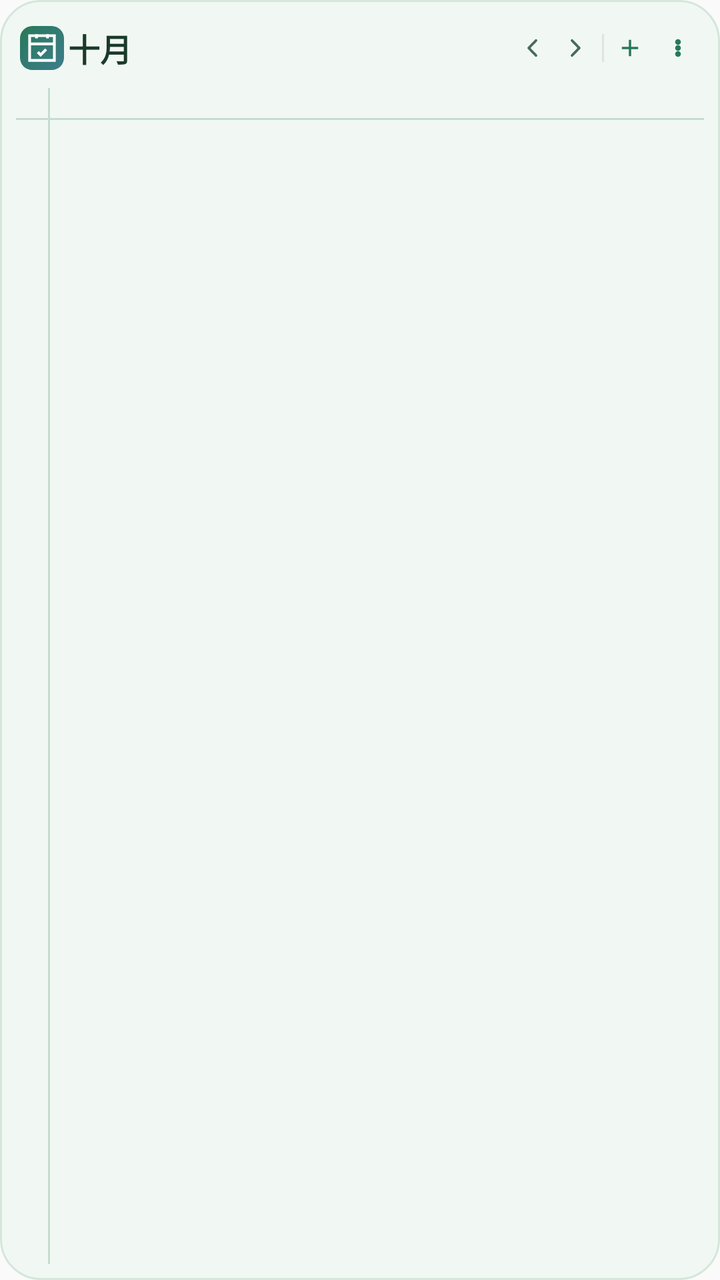
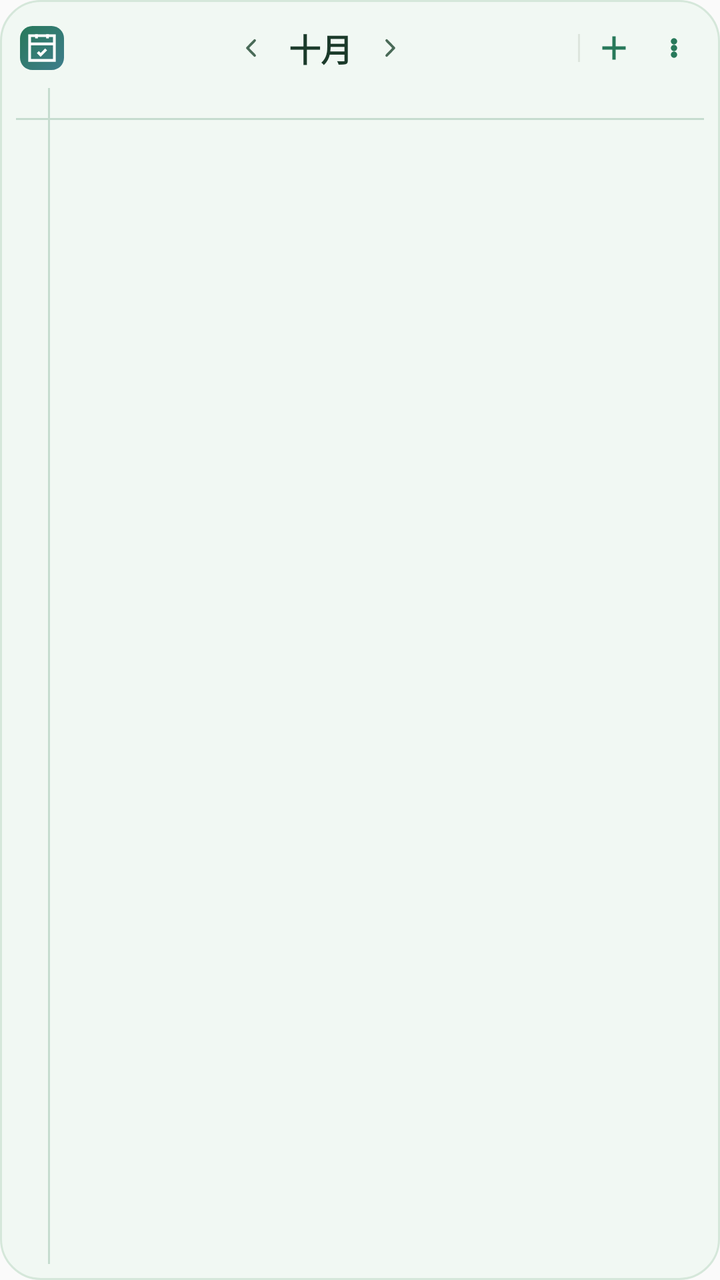

Two renders of the same Android screen: before a commit and after it. Below are the layout's source before the change and the commit's diff.
<!-- AndroidManifest.xml: application theme AppTheme -->
<!-- res/layout/widget_schedule.xml -->
<?xml version="1.0" encoding="utf-8"?>
<LinearLayout xmlns:android="http://schemas.android.com/apk/res/android"
    android:id="@+id/widget_root"
    android:layout_width="match_parent"
    android:layout_height="match_parent"
    android:background="@drawable/widget_bg"
    android:orientation="vertical"
    android:padding="8dp">

    
    <LinearLayout
        android:layout_width="match_parent"
        android:layout_height="32dp"
        android:gravity="center_vertical"
        android:orientation="horizontal">

        <ImageView
            android:id="@+id/iv_logo"
            android:layout_width="26dp"
            android:layout_height="26dp"
            android:contentDescription="回到今天"
            android:padding="2dp"
            android:src="@drawable/ic_widget_logo" />

        
        <LinearLayout
            android:layout_width="0dp"
            android:layout_height="match_parent"
            android:layout_weight="1"
            android:gravity="center_vertical"
            android:orientation="horizontal">

            <TextView
                android:id="@+id/tv_month"
                android:layout_width="0dp"
                android:layout_height="wrap_content"
                android:layout_weight="1"
                android:gravity="start|center_vertical"
                android:text="十月"
                android:textColor="#1B3A2A"
                android:textSize="16sp"
                android:textStyle="bold" />

            <ImageView
                android:id="@+id/btn_prev_month"
                android:layout_width="22dp"
                android:layout_height="22dp"
                android:contentDescription="上一周"
                android:padding="4dp"
                android:src="@drawable/ic_chevron_left" />

            <ImageView
                android:id="@+id/btn_next_month"
                android:layout_width="22dp"
                android:layout_height="22dp"
                android:contentDescription="下一周"
                android:padding="4dp"
                android:src="@drawable/ic_chevron_right" />
        </LinearLayout>

        <TextView
            android:layout_width="1dp"
            android:layout_height="14dp"
            android:layout_marginLeft="2dp"
            android:layout_marginRight="2dp"
            android:background="#DDE5DD"
            android:text="" />

        <ImageView
            android:id="@+id/btn_add"
            android:layout_width="22dp"
            android:layout_height="22dp"
            android:contentDescription="新建任务"
            android:padding="4dp"
            android:src="@drawable/ic_plus" />

        <ImageView
            android:id="@+id/btn_settings"
            android:layout_width="26dp"
            android:layout_height="26dp"
            android:contentDescription="小组件设置"
            android:padding="4dp"
            android:src="@drawable/ic_more" />
    </LinearLayout>

    
    <LinearLayout
        android:id="@+id/date_strip"
        android:layout_width="match_parent"
        android:layout_height="wrap_content"
        android:layout_marginTop="2dp"
        android:orientation="horizontal" />

    
    <LinearLayout
        android:id="@+id/habit_rows"
        android:layout_width="match_parent"
        android:layout_height="wrap_content"
        android:layout_marginTop="3dp"
        android:background="#E7F3EA"
        android:orientation="vertical"
        android:padding="2dp"
        android:visibility="gone" />

    
    <LinearLayout
        android:id="@+id/panel"
        android:layout_width="match_parent"
        android:layout_height="0dp"
        android:layout_marginTop="2dp"
        android:layout_weight="1"
        android:orientation="vertical">

        
        <LinearLayout
            android:layout_width="match_parent"
            android:layout_height="15dp"
            android:orientation="horizontal">

            <TextView
                android:layout_width="16dp"
                android:layout_height="match_parent"
                android:text="" />

            <TextView
                android:layout_width="1dp"
                android:layout_height="match_parent"
                android:background="#C6DCCF"
                android:text="" />

            <LinearLayout
                android:id="@+id/untimed_bar"
                android:layout_width="0dp"
                android:layout_height="match_parent"
                android:layout_weight="1"
                android:gravity="center_vertical"
                android:orientation="horizontal" />
        </LinearLayout>

        
        <TextView
            android:layout_width="match_parent"
            android:layout_height="1dp"
            android:background="#C6DCCF"
            android:text="" />

        
        <LinearLayout
            android:layout_width="match_parent"
            android:layout_height="0dp"
            android:layout_weight="1"
            android:orientation="horizontal">

            <LinearLayout
                android:id="@+id/tl_scale"
                android:layout_width="16dp"
                android:layout_height="match_parent"
                android:orientation="vertical" />

            
            <TextView
                android:layout_width="1dp"
                android:layout_height="match_parent"
                android:background="#C6DCCF"
                android:text="" />

            <FrameLayout
                android:id="@+id/tl_frame"
                android:layout_width="0dp"
                android:layout_height="match_parent"
                android:layout_weight="1">

                <LinearLayout
                    android:id="@+id/tl_grid"
                    android:layout_width="match_parent"
                    android:layout_height="match_parent"
                    android:orientation="vertical" />

                
                <LinearLayout
                    android:id="@+id/tl_now"
                    android:layout_width="match_parent"
                    android:layout_height="match_parent"
                    android:orientation="vertical" />

                
                <LinearLayout
                    android:id="@+id/tl_tasks"
                    android:layout_width="match_parent"
                    android:layout_height="match_parent"
                    android:orientation="vertical" />
            </FrameLayout>
        </LinearLayout>
    </LinearLayout>

    
    <TextView
        android:id="@+id/tv_footer"
        android:layout_width="match_parent"
        android:layout_height="wrap_content"
        android:layout_marginTop="2dp"
        android:gravity="center"
        android:text=""
        android:textColor="#6B8574"
        android:textSize="9sp"
        android:visibility="gone" />
</LinearLayout>
<!-- resources referenced by this layout -->
<resources>
  <!-- drawable ic_chevron_left (drawable) -->
  <?xml version="1.0" encoding="utf-8"?>
  <vector xmlns:android="http://schemas.android.com/apk/res/android"
      android:width="24dp"
      android:height="24dp"
      android:viewportWidth="24"
      android:viewportHeight="24">
      <path
          android:pathData="M15.4,5.6 L9.2,12 L15.4,18.4"
          android:strokeColor="#4A6B58"
          android:strokeWidth="2.2"
          android:strokeLineCap="round"
          android:strokeLineJoin="round" />
  </vector>
  <!-- drawable ic_chevron_right (drawable) -->
  <?xml version="1.0" encoding="utf-8"?>
  <vector xmlns:android="http://schemas.android.com/apk/res/android"
      android:width="24dp"
      android:height="24dp"
      android:viewportWidth="24"
      android:viewportHeight="24">
      <path
          android:pathData="M8.6,5.6 L14.8,12 L8.6,18.4"
          android:strokeColor="#4A6B58"
          android:strokeWidth="2.2"
          android:strokeLineCap="round"
          android:strokeLineJoin="round" />
  </vector>
  <!-- drawable ic_more (drawable) -->
  <?xml version="1.0" encoding="utf-8"?>
  <vector xmlns:android="http://schemas.android.com/apk/res/android"
      android:width="24dp"
      android:height="24dp"
      android:viewportHeight="24"
      android:viewportWidth="24">
      <path
          android:fillColor="#27795A"
          android:pathData="M12,8m-1.9,0a1.9,1.9 0 1,0 3.8,0a1.9,1.9 0 1,0 -3.8,0" />
      <path
          android:fillColor="#27795A"
          android:pathData="M12,12m-1.9,0a1.9,1.9 0 1,0 3.8,0a1.9,1.9 0 1,0 -3.8,0" />
      <path
          android:fillColor="#27795A"
          android:pathData="M12,16m-1.9,0a1.9,1.9 0 1,0 3.8,0a1.9,1.9 0 1,0 -3.8,0" />
  </vector>
  <!-- drawable ic_plus (drawable) -->
  <?xml version="1.0" encoding="utf-8"?>
  <vector xmlns:android="http://schemas.android.com/apk/res/android"
      android:width="24dp"
      android:height="24dp"
      android:viewportWidth="24"
      android:viewportHeight="24">
      <path
          android:fillColor="#27795A"
          android:pathData="M11,5 L11,11 L5,11 L5,13 L11,13 L11,19 L13,19 L13,13 L19,13 L19,11 L13,11 L13,5 Z" />
  </vector>
  <!-- drawable widget_bg (drawable) -->
  <?xml version="1.0" encoding="utf-8"?>
  <shape xmlns:android="http://schemas.android.com/apk/res/android"
      android:shape="rectangle">
      <solid android:color="#F1F8F3" />
      <corners android:radius="20dp" />
      <stroke android:width="1dp" android:color="#D5E7DA" />
  </shape>
  <style name="AppTheme" parent="Theme.AppCompat.Light.DarkActionBar">
          
          <item name="colorPrimary">@color/colorPrimary</item>
          <item name="colorPrimaryDark">@color/colorPrimaryDark</item>
          <item name="colorAccent">@color/colorAccent</item>
      </style>
  <!-- unchanged entries left out for length: 1 -->
</resources>

<!-- the commit's change to res/layout/widget_schedule.xml (unified diff, before → after) -->
@@ -27,19 +27,8 @@
             android:layout_width="0dp"
             android:layout_height="match_parent"
             android:layout_weight="1"
-            android:gravity="center_vertical"
+            android:gravity="center"
             android:orientation="horizontal">
-
-            <TextView
-                android:id="@+id/tv_month"
-                android:layout_width="0dp"
-                android:layout_height="wrap_content"
-                android:layout_weight="1"
-                android:gravity="start|center_vertical"
-                android:text="十月"
-                android:textColor="#1B3A2A"
-                android:textSize="16sp"
-                android:textStyle="bold" />
 
             <ImageView
                 android:id="@+id/btn_prev_month"
@@ -48,6 +37,18 @@
                 android:contentDescription="上一周"
                 android:padding="4dp"
                 android:src="@drawable/ic_chevron_left" />
+
+            <TextView
+                android:id="@+id/tv_month"
+                android:layout_width="wrap_content"
+                android:layout_height="wrap_content"
+                android:layout_marginLeft="8dp"
+                android:layout_marginRight="8dp"
+                android:gravity="center"
+                android:text="十月"
+                android:textColor="#1B3A2A"
+                android:textSize="16sp"
+                android:textStyle="bold" />
 
             <ImageView
                 android:id="@+id/btn_next_month"
@@ -68,18 +69,18 @@
 
         <ImageView
             android:id="@+id/btn_add"
-            android:layout_width="22dp"
-            android:layout_height="22dp"
+            android:layout_width="30dp"
+            android:layout_height="30dp"
             android:contentDescription="新建任务"
-            android:padding="4dp"
+            android:padding="5dp"
             android:src="@drawable/ic_plus" />
 
         <ImageView
             android:id="@+id/btn_settings"
-            android:layout_width="26dp"
-            android:layout_height="26dp"
+            android:layout_width="30dp"
+            android:layout_height="30dp"
             android:contentDescription="小组件设置"
-            android:padding="4dp"
+            android:padding="5dp"
             android:src="@drawable/ic_more" />
     </LinearLayout>
 
